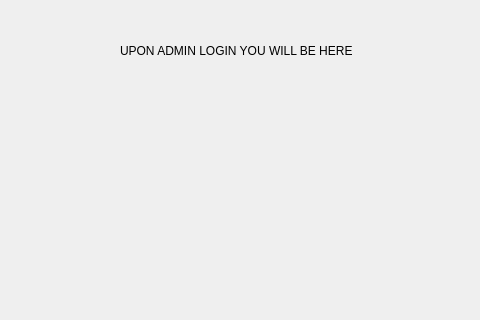
This is Launcher/adminlogin.ui in Lamson555/iCyberSecurity as Qt 5 draws it before an edit; both pictures show x 180 to 660 and y 0 to 320 of the 800 by 600 pixel window. The edited form follows.
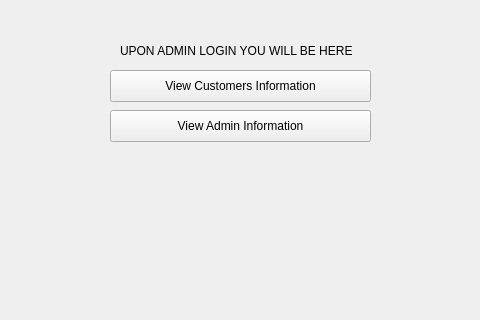
This is the edited form.

```diff
--- a/Launcher/adminlogin.ui
+++ b/Launcher/adminlogin.ui
@@ -39,6 +39,32 @@
     <string>UPON ADMIN LOGIN YOU WILL BE HERE</string>
    </property>
   </widget>
+  <widget class="QPushButton" name="pushButton">
+   <property name="geometry">
+    <rect>
+     <x>290</x>
+     <y>70</y>
+     <width>261</width>
+     <height>32</height>
+    </rect>
+   </property>
+   <property name="text">
+    <string>View Customers Information</string>
+   </property>
+  </widget>
+  <widget class="QPushButton" name="pushButton_2">
+   <property name="geometry">
+    <rect>
+     <x>290</x>
+     <y>110</y>
+     <width>261</width>
+     <height>32</height>
+    </rect>
+   </property>
+   <property name="text">
+    <string>View Admin Information</string>
+   </property>
+  </widget>
  </widget>
  <resources/>
  <connections/>
```
